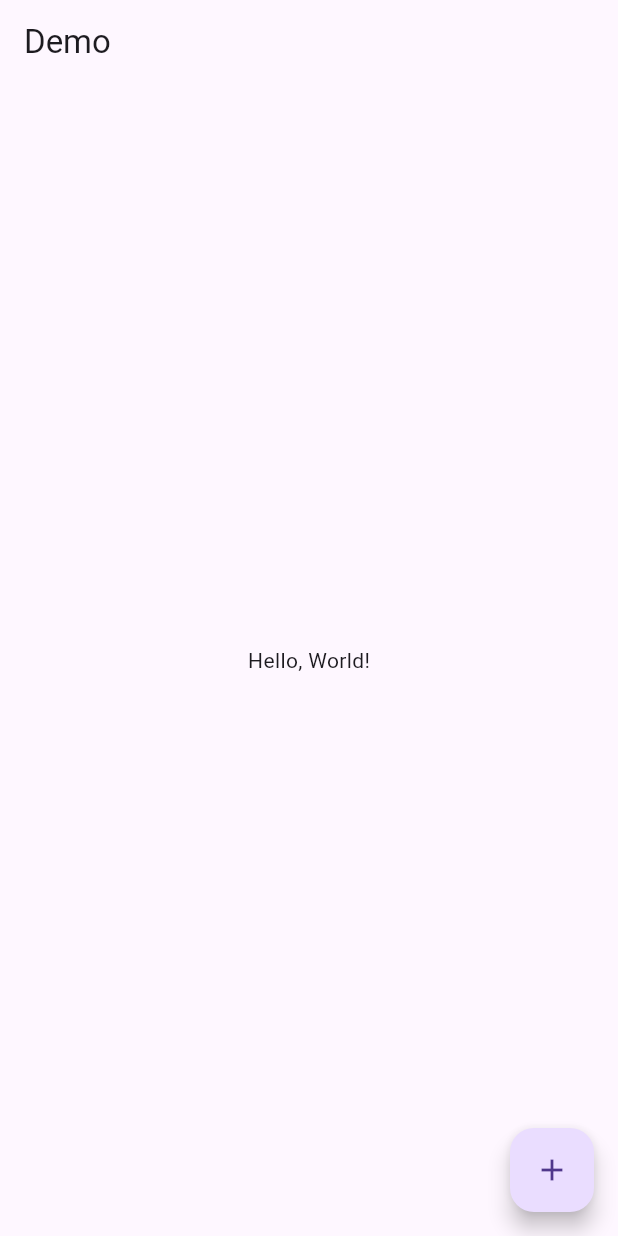
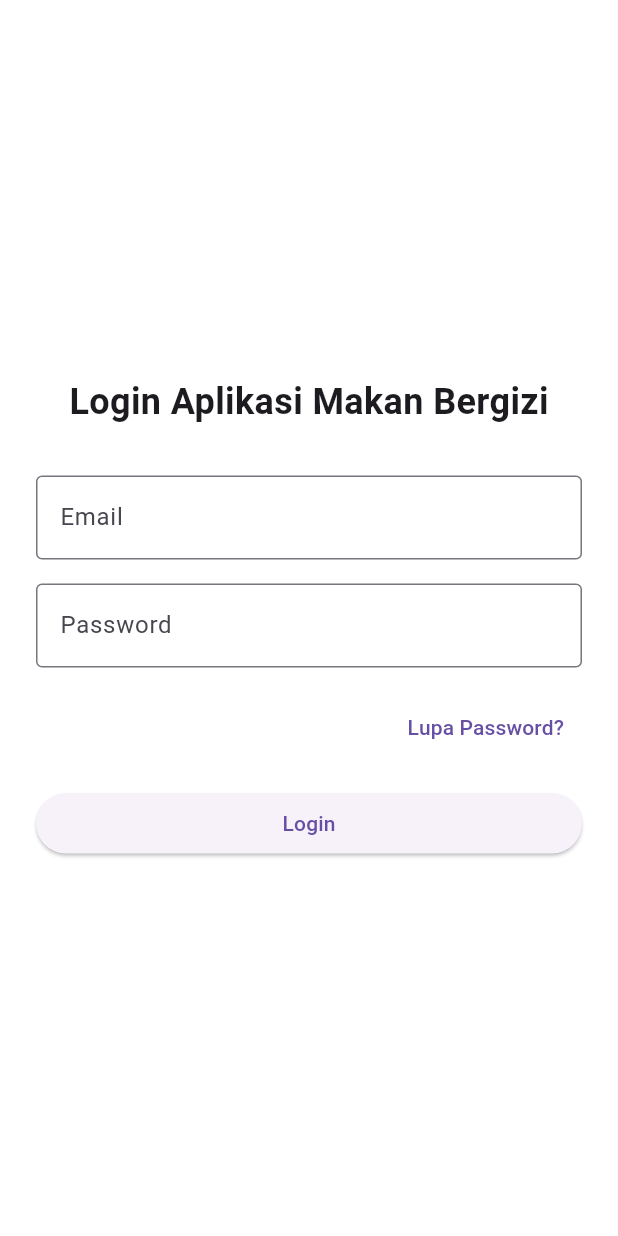
Before and after one commit to ipaddr/MPLJJ25-138-KEL-4, a Flutter app: the screen it shows after launch, on a phone screen of 412 x 824 dp. Run offline on Flutter 3.47's test engine with Material 3 defaults, Android fonts, the light colour scheme and no system bars.

Commit message:
Laman Login,Lupa Password dan Beranda(Belum Jalan)

```diff
--- /dev/null
+++ b/mbg/lib/Login/Login_Screen.dart
@@ -0,0 +1,81 @@
+import 'package:flutter/material.dart';
+import 'Beranda.dart'; // Pastikan untuk mengimpor HomeScreen
+import 'Lupa_Password.dart';
+
+class LoginScreen extends StatelessWidget {
+  const LoginScreen({super.key});
+
+  @override
+  Widget build(BuildContext context) {
+    final emailController = TextEditingController();
+    final passwordController = TextEditingController();
+
+    return Scaffold(
+      backgroundColor: Colors.white,
+      body: Padding(
+        padding: const EdgeInsets.all(24.0),
+        child: Center(
+          child: SingleChildScrollView(
+            child: Column(
+              mainAxisAlignment: MainAxisAlignment.center,
+              children: [
+                const Text(
+                  'Login Aplikasi Makan Bergizi',
+                  style: TextStyle(fontSize: 24, fontWeight: FontWeight.bold),
+                ),
+                const SizedBox(height: 32),
+                TextField(
+                  controller: emailController,
+                  decoration: const InputDecoration(
+                    labelText: 'Email',
+                    border: OutlineInputBorder(),
+                  ),
+                ),
+                const SizedBox(height: 16),
+                TextField(
+                  controller: passwordController,
+                  obscureText: true,
+                  decoration: const InputDecoration(
+                    labelText: 'Password',
+                    border: OutlineInputBorder(),
+                  ),
+                ),
+                const SizedBox(height: 16),
+                Align(
+                  alignment: Alignment.centerRight,
+                  child: TextButton(
+                    onPressed: () {
+                      Navigator.push(
+                        context,
+                        MaterialPageRoute(
+                          builder: (context) => ForgotPasswordScreen(),
+                        ),
+                      );
+                    },
+                    child: const Text('Lupa Password?'),
+                  ),
+                ),
+                const SizedBox(height: 16),
+                SizedBox(
+                  width: double.infinity,
+                  child: ElevatedButton(
+                    onPressed: () {
+                      // Langsung masuk ke HomeScreen tanpa validasi
+                      Navigator.pushReplacement(
+                        context,
+                        MaterialPageRoute(
+                          builder: (context) => const HomeScreen(),
+                        ),
+                      );
+                    },
+                    child: const Text('Login'),
+                  ),
+                ),
+              ],
+            ),
+          ),
+        ),
+      ),
+    );
+  }
+}
--- a/mbg/lib/main.dart
+++ b/mbg/lib/main.dart
@@ -1,4 +1,5 @@
 import 'package:flutter/material.dart';
+import 'Login/Login_Screen.dart'; // Sesuaikan dengan struktur folder
 
 void main() {
   runApp(const MyApp());
@@ -10,30 +11,10 @@ class MyApp extends StatelessWidget {
   @override
   Widget build(BuildContext context) {
     return MaterialApp(
-      title: 'Flutter Demo',
-      theme: ThemeData(primarySwatch: Colors.blue),
-      home: const MyHomePage(),
+      title: 'Makan Bergizi',
+      debugShowCheckedModeBanner: false,
+      theme: ThemeData(primarySwatch: Colors.green),
+      home: const LoginScreen(), // pastikan LoginScreen adalah nama class-nya
     );
   }
 }
-
-class MyHomePage extends StatefulWidget {
-  const MyHomePage({super.key});
-
-  @override
-  State<MyHomePage> createState() => _MyHomePageState();
-}
-
-class _MyHomePageState extends State<MyHomePage> {
-  @override
-  Widget build(BuildContext context) {
-    return Scaffold(
-      appBar: AppBar(title: Text('Demo')),
-      body: Center(child: Text('Hello, World!')),
-      floatingActionButton: FloatingActionButton(
-        onPressed: () {},
-        child: Icon(Icons.add),
-      ),
-    );
-  }
-}
```
Also changed, not shown: mbg/lib/Login/Beranda.dart (added, +18 -0 lines), mbg/lib/Login/Lupa_Password.dart (added, +62 -0 lines).
